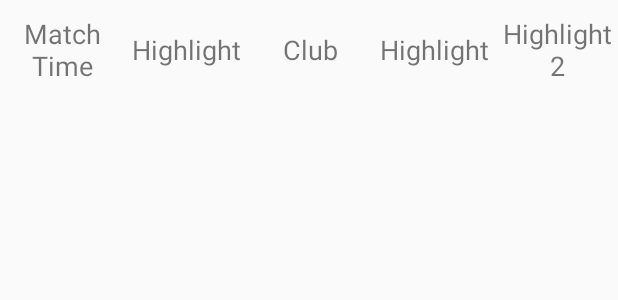
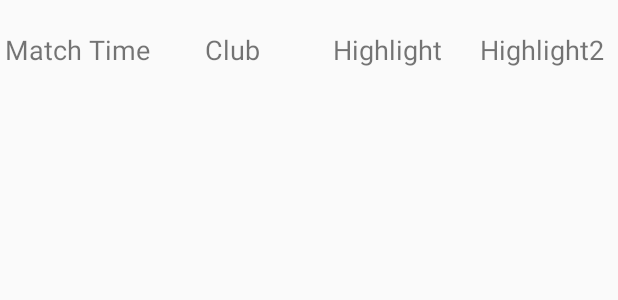
Before and after one commit to prashantalhat1406/TZLC11, an Android app: the layout highlightdisplaylist.xml on its own in the app's theme, with its tools: preview values and no code run, on a phone screen of 412 x 824 dp. Shown: the top 300 px of the screen. Run offline under Robolectric (Android 15) with nearby library versions, the phone set to English and light mode, and no system bars.

Commit message:
layout fixes

```diff
--- a/app/src/main/java/com/kfandra/tzlc/tzlc/adaptor_highlight.java
+++ b/app/src/main/java/com/kfandra/tzlc/tzlc/adaptor_highlight.java
@@ -38,6 +38,7 @@
 
         TextView vcm = convertView.findViewById(R.id.highlightVCM);
         vcm.setText(""+String.format("%02d", (highlight.getVcmTime()/60))+":"+String.format("%02d", (highlight.getVcmTime()%60)));
+        vcm.setVisibility(View.INVISIBLE);
 
         TextView club = convertView.findViewById(R.id.highlightClub);
         if(highlight.getClubID() == -1)
--- a/app/src/main/res/layout/content_tzlc_highlight_display.xml
+++ b/app/src/main/res/layout/content_tzlc_highlight_display.xml
@@ -27,6 +27,7 @@
             android:layout_height="match_parent"
             android:layout_weight="0.2"
             android:text="VCM"
+            android:visibility="gone"
             android:textStyle="bold"
             android:layout_gravity="center"
             android:gravity="center"/>
--- a/app/src/main/res/layout/fragment_tzlc_match_details_highlights.xml
+++ b/app/src/main/res/layout/fragment_tzlc_match_details_highlights.xml
@@ -27,6 +27,7 @@
             android:layout_height="match_parent"
             android:layout_weight="0.2"
             android:text="VCM"
+            android:visibility="gone"
             android:textStyle="bold"
             android:layout_gravity="center"
             android:gravity="center"/>
@@ -54,6 +55,7 @@
             android:layout_height="match_parent"
             android:layout_weight="0.2"
             android:text="Highlight2"
+            android:visibility="gone"
             android:textStyle="bold"
             android:layout_gravity="center"
             android:gravity="center"/>
--- a/app/src/main/res/layout/highlightdisplaylist.xml
+++ b/app/src/main/res/layout/highlightdisplaylist.xml
@@ -24,7 +24,7 @@
             android:layout_weight="0.2"
             android:textSize="@dimen/tzlcTextSize"
             android:text="Highlight"
-
+            android:visibility="gone"
             android:layout_gravity="center"
             android:gravity="center"/>
         <TextView
```
